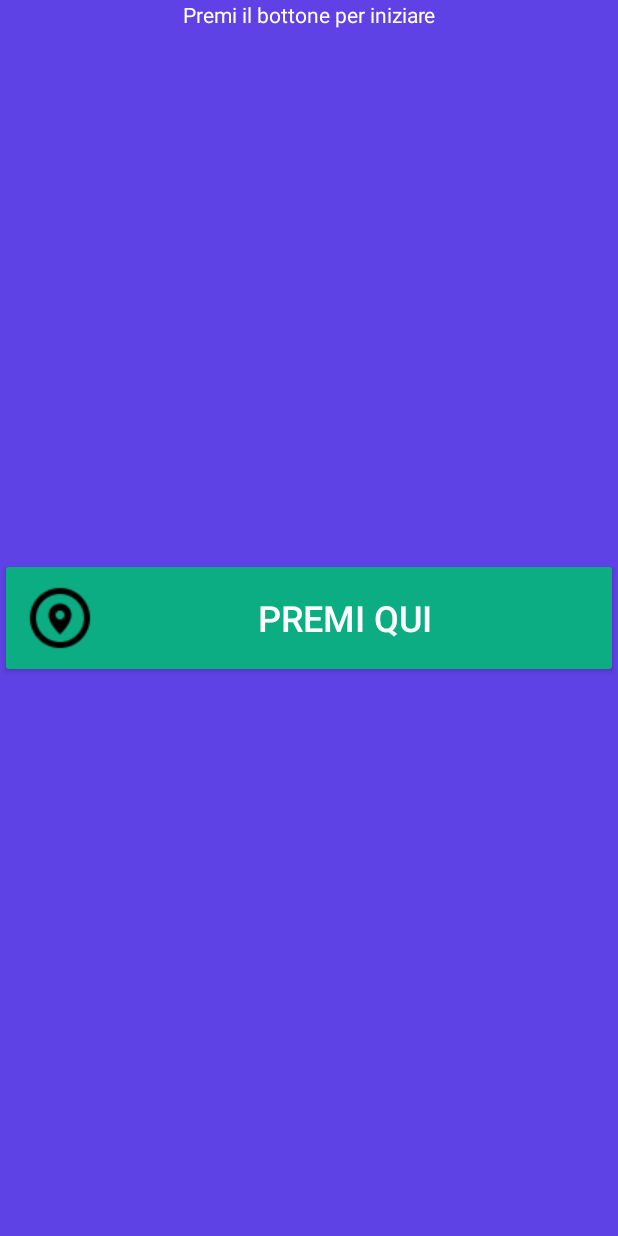
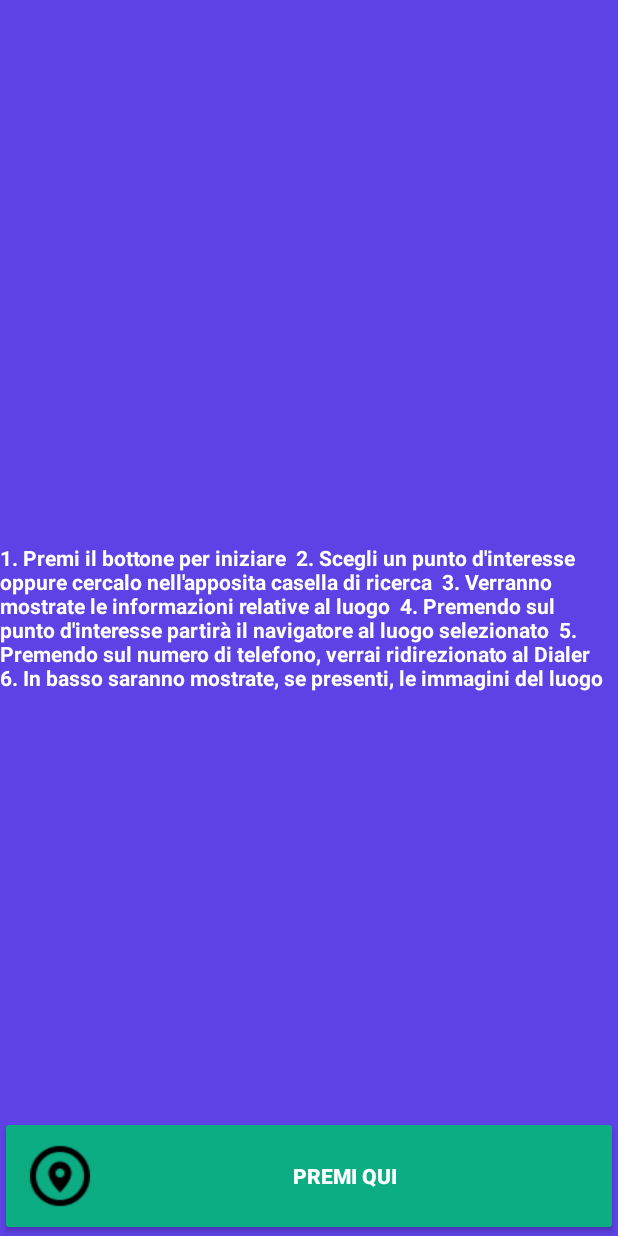
Before and after one commit to dcentonze/PuntiInteresse, an Android app: the screen it shows after launch (MainActivity), on a phone screen of 412 x 824 dp. Run offline under Robolectric (Android 15) with nearby library versions, the phone set to English and light mode, and no system bars.

Commit message:
edited first ui

```diff
--- a/mobile/src/main/res/layout/activity_main.xml
+++ b/mobile/src/main/res/layout/activity_main.xml
@@ -8,9 +8,21 @@
     <TextView
         android:layout_width="match_parent"
         android:layout_height="wrap_content"
-       android:text="Premi il bottone per iniziare"
-        android:gravity="center"
-        android:textColor="@color/bianco"/>
+        android:textStyle="bold"
+        android:textSize="14sp"
+        android:text="1. Premi il bottone per iniziare
+
+2. Scegli un punto d'interesse oppure cercalo nell'apposita casella di ricerca
+
+3. Verranno mostrate le informazioni relative al luogo
+
+4. Premendo sul punto d'interesse partirà il navigatore al luogo selezionato
+
+5. Premendo sul numero di telefono, verrai ridirezionato al Dialer
+
+6. In basso saranno mostrate, se presenti, le immagini del luogo"
+        android:textColor="@color/bianco"
+        android:layout_centerInParent="true"/>
     <Button
         android:id="@+id/change_bt"
         android:layout_width="fill_parent"
@@ -18,12 +30,13 @@
         android:padding="16dp"
         android:text="@string/testo_bottone1"
         android:drawableLeft="@drawable/mappaicona"
-        android:textSize="24sp"
+        android:textSize="14sp"
+        android:textAlignment="center"
         android:theme="@style/MioBottone1"
-        android:layout_centerVertical="true"
         android:layout_centerHorizontal="true"
         android:onClick="pressChange_bt"
-        android:layout_marginBottom="10dp"/>
+        android:textStyle="bold"
+        android:layout_alignParentBottom="true"/>
 
 
 </RelativeLayout>
```
